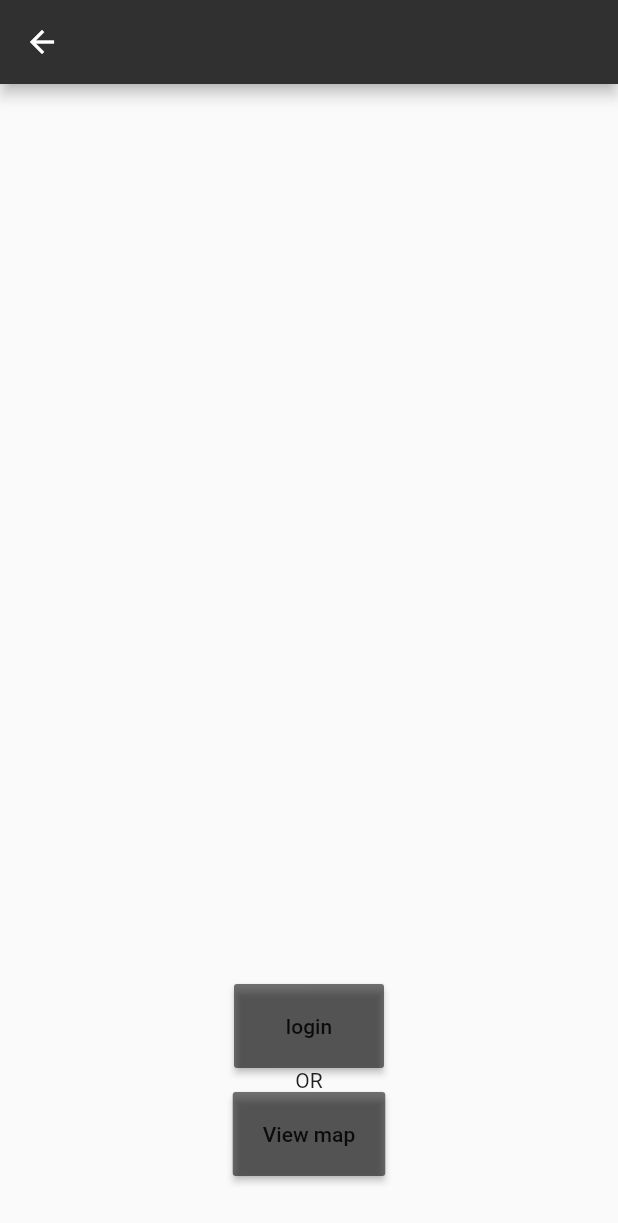
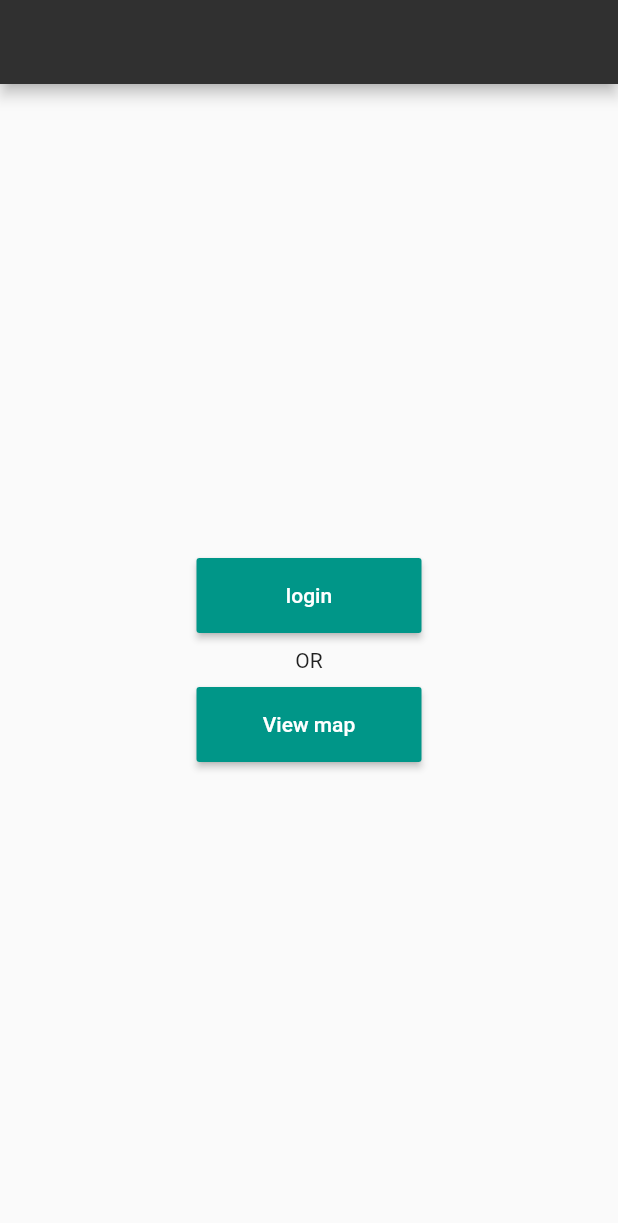
Before and after one commit to mosh98/FlutterDevPVT, a Flutter app: the StartPage screen opened directly, on a phone screen of 412 x 824 dp. Shown: the top 1223 px of the screen. Run offline on Flutter 3.47's test engine with Material 2 defaults, Android fonts, the phone set to English and light mode, and no system bars; our stand-ins replace google_maps_flutter, location.

Commit message:
- UI design - Started fetching API method in startPage - Commit for the push

```diff
--- a/lib/main.dart
+++ b/lib/main.dart
@@ -1,10 +1,10 @@
 import 'package:dog_prototype/pages/placeHolderHome.dart';
 import 'package:flutter/material.dart';
 import 'pages/StartPage.dart';
-import 'pages/LoginPage.dart';
+import 'pages/DogProfile.dart';
 
 void main() {
   runApp(MaterialApp(
-    home: LoginPage(),
+    home: StartPage(),//TODO: CHANGE
   ));
 }
--- a/lib/pages/LoginPage.dart
+++ b/lib/pages/LoginPage.dart
@@ -49,7 +49,6 @@
                     TextField(
                       decoration: new InputDecoration(
                         hintText: "Username* ",
-
                       ),
                       keyboardType: TextInputType.text,
                       controller: usernameController,
--- a/lib/pages/StartPage.dart
+++ b/lib/pages/StartPage.dart
@@ -1,43 +1,45 @@
+import 'dart:convert';
+
 import 'package:flutter/material.dart';
 import 'LoginPage.dart';
 import 'mapPage.dart';
+import 'package:http/http.dart' as http;
 
-class StartPage extends StatelessWidget{
+class StartPage extends StatelessWidget {
+
   @override
   Widget build(BuildContext context) {
     return Scaffold(
         appBar: AppBar(
           backgroundColor: Colors.grey[850],
         ),
-      body: Container(
-        padding: const EdgeInsets.all(40.0),
-        child:Center(
-          child:Column(
-            mainAxisAlignment: MainAxisAlignment.end,
+        body: Center(
+            child: Column(
+              mainAxisAlignment: MainAxisAlignment.center,
               children: <Widget>[
                 MaterialButton(
-                  padding: const EdgeInsets.all(20.0),
-                  height: 40.0,
-                  minWidth: 100.0,
-                  color: Colors.black54,
+                  color: Colors.teal,
+                  textColor: Colors.white,
+                  height: 50.0,
+                  minWidth: 150.0,
                   child: new Text("login"),
-                  onPressed: (){
-                    Navigator.of(context).push(MaterialPageRoute<Null>(builder: (BuildContext context){
+                  onPressed: () {
+                    Navigator.of(context).push(MaterialPageRoute<Null>(
+                        builder: (BuildContext context) {
                           return new LoginPage();
                         }));
                   },
                 ),
-              Text(
-                "OR",
-              ),
+                Padding(child: Text("OR"), padding: EdgeInsets.all(10.0)),
                 MaterialButton(
-                  padding: const EdgeInsets.all(20.0),
-                  height: 40.0,
-                  minWidth: 100.0,
-                  color: Colors.black54,
+                  color: Colors.teal,
+                  textColor: Colors.white,
+                  height: 50.0,
+                  minWidth: 150.0,
                   child: new Text("View map"),
-                onPressed: (){
-                  Navigator.of(context).push(MaterialPageRoute(builder: (BuildContext context){
+                  onPressed: () {
+                    Navigator.of(context).push(
+                        MaterialPageRoute(builder: (BuildContext context) {
                           return new MapPage();
                         }));
                   },
@@ -45,9 +47,26 @@
               ],
             )
         )
-      )
     );
   }
+}
 
-
-}
+//  String _getFunFact(){ //TODO: FINISH METHOD
+//    final response = http.get('https://some-random-api.ml/facts/dog');
+//
+//    if (response != null) {
+//      Map f = jsonDecode(response.toString());
+//    }
+//    return "";
+//  }
+//}
+//
+//class RandomFact{
+//  final String fact;
+//
+//  RandomFact(this.fact);
+//
+//  RandomFact.fromJson(Map<String,dynamic> json): fact = json['fact'];
+//
+//  Map<String,dynamic> toJson() => {'fact' : fact};
+//}//https://flutter.dev/docs/development/data-and-backend/json
```
Also changed, not shown: lib/pages/DogProfile.dart (added, +66 -0 lines). Lines whose indentation alone changed are shown as unchanged.
